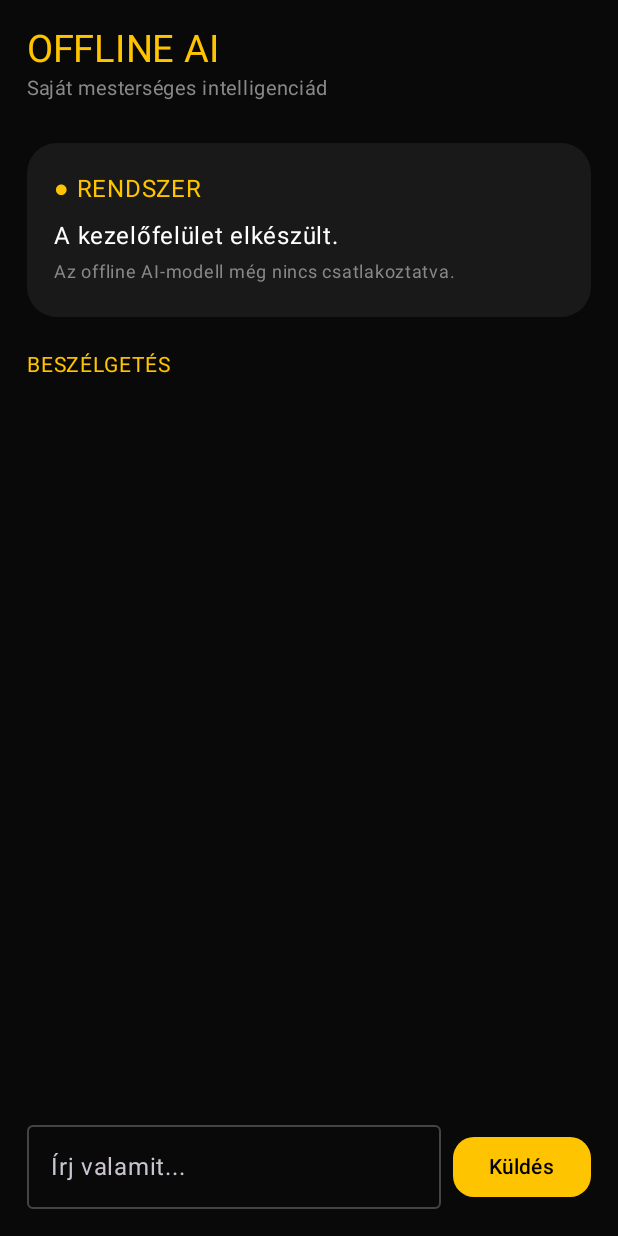
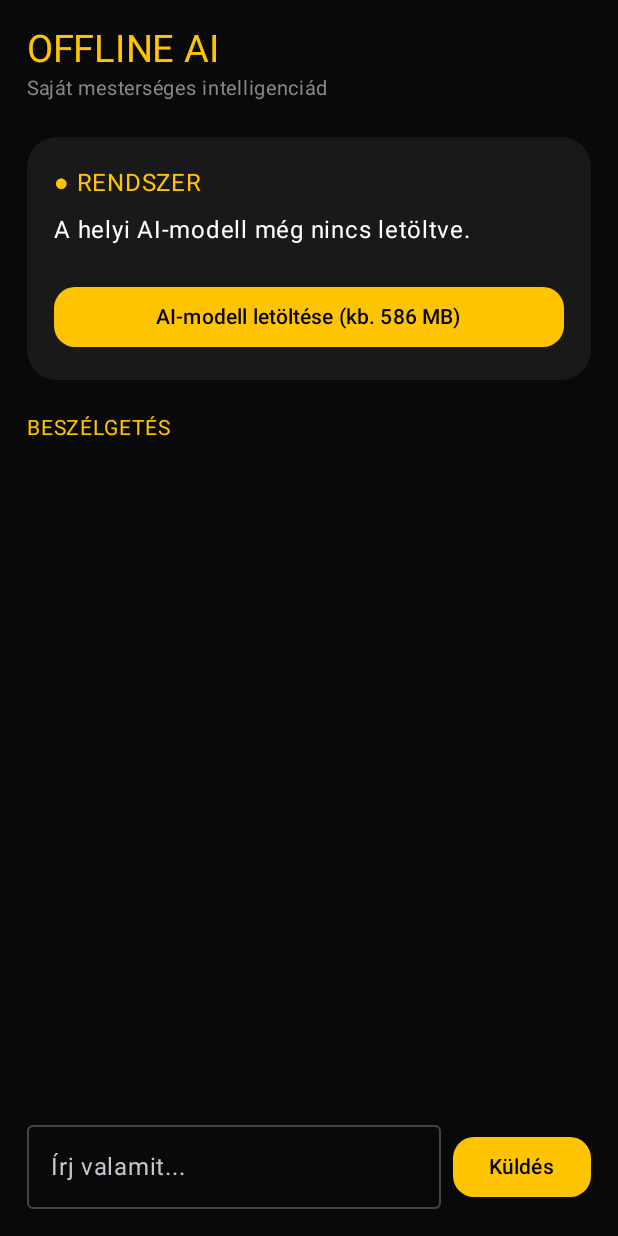
Before and after one commit to naplopo-glitch/sajat-offline-ai, an Android app built with Jetpack Compose: the screen it shows after launch (MainActivity), on a phone screen of 412 x 824 dp. Run offline under Robolectric (Android 15) with nearby library versions, the phone set to English and light mode, and no system bars.

Commit message:
Update MainActivity.kt

```diff
--- a/app/src/main/java/hu/offlineai/app/MainActivity.kt
+++ b/app/src/main/java/hu/offlineai/app/MainActivity.kt
@@ -14,8 +14,10 @@ import androidx.compose.runtime.*
 import androidx.compose.ui.Alignment
 import androidx.compose.ui.Modifier
 import androidx.compose.ui.graphics.Color
+import androidx.compose.ui.platform.LocalContext
 import androidx.compose.ui.unit.dp
 import androidx.compose.ui.unit.sp
+import kotlinx.coroutines.launch
 
 private val Yellow = Color(0xFFFFC400)
 private val Dark = Color(0xFF090909)
@@ -32,8 +34,27 @@ class MainActivity : ComponentActivity() {
 
 @Composable
 fun OfflineAIApp() {
+    val context = LocalContext.current
+    val scope = rememberCoroutineScope()
+
     var message by remember { mutableStateOf("") }
     val messages = remember { mutableStateListOf<String>() }
+
+    var downloading by remember { mutableStateOf(false) }
+    var progress by remember { mutableIntStateOf(0) }
+    var modelReady by remember {
+        mutableStateOf(
+            ModelDownloader.modelFile(context).let {
+                it.exists() && it.length() > 0L
+            }
+        )
+    }
+    var status by remember {
+        mutableStateOf(
+            if (modelReady) "A modellfájl megtalálható."
+            else "A helyi AI-modell még nincs letöltve."
+        )
+    }
 
     MaterialTheme(
         colorScheme = darkColorScheme(
@@ -63,7 +84,7 @@ fun OfflineAIApp() {
                 fontSize = 13.sp
             )
 
-            Spacer(modifier = Modifier.height(24.dp))
+            Spacer(modifier = Modifier.height(20.dp))
 
             Card(
                 modifier = Modifier.fillMaxWidth(),
@@ -72,21 +93,77 @@ fun OfflineAIApp() {
                     containerColor = Panel
                 )
             ) {
-                Column(modifier = Modifier.padding(18.dp)) {
+                Column(
+                    modifier = Modifier.padding(18.dp)
+                ) {
                     Text(
                         text = "● RENDSZER",
                         color = Yellow
                     )
+
                     Spacer(modifier = Modifier.height(8.dp))
+
                     Text(
-                        text = "A kezelőfelület elkészült.",
+                        text = status,
                         color = Color.White
                     )
-                    Text(
-                        text = "Az offline AI-modell még nincs csatlakoztatva.",
-                        color = Color.Gray,
-                        fontSize = 12.sp
-                    )
+
+                    Spacer(modifier = Modifier.height(12.dp))
+
+                    if (downloading) {
+                        LinearProgressIndicator(
+                            progress = { progress / 100f },
+                            modifier = Modifier.fillMaxWidth(),
+                            color = Yellow,
+                            trackColor = Color.DarkGray
+                        )
+
+                        Text(
+                            text = "Letöltés: $progress%",
+                            color = Yellow,
+                            modifier = Modifier.padding(top = 8.dp)
+                        )
+                    }
+
+                    Spacer(modifier = Modifier.height(10.dp))
+
+                    Button(
+                        onClick = {
+                            scope.launch {
+                                downloading = true
+                                progress = 0
+                                status = "AI-modell letöltése folyamatban..."
+
+                                try {
+                                    ModelDownloader.download(context) {
+                                        progress = it
+                                    }
+
+                                    modelReady = true
+                                    status = "A modell letöltése és ellenőrzése sikerült."
+                                } catch (error: Exception) {
+                                    status = "Hiba: ${error.message ?: "Ismeretlen hiba"}"
+                                } finally {
+                                    downloading = false
+                                }
+                            }
+                        },
+                        enabled = !downloading && !modelReady,
+                        colors = ButtonDefaults.buttonColors(
+                            containerColor = Yellow,
+                            contentColor = Color.Black,
+                            disabledContainerColor = Color.DarkGray,
+                            disabledContentColor = Color.LightGray
+                        ),
+                        shape = RoundedCornerShape(14.dp),
+                        modifier = Modifier.fillMaxWidth()
+                    ) {
+                        Text(
+                            if (modelReady) "Modell letöltve"
+                            else if (downloading) "Letöltés..."
+                            else "AI-modell letöltése (kb. 586 MB)"
+                        )
+                    }
                 }
             }
 
@@ -149,7 +226,7 @@ fun OfflineAIApp() {
                         if (message.isNotBlank()) {
                             messages.add("Te: $message")
                             messages.add(
-                                "Offline AI: A helyi modell még nincs csatlakoztatva."
+                                "Az AI-motor még nincs csatlakoztatva."
                             )
                             message = ""
                         }
```
